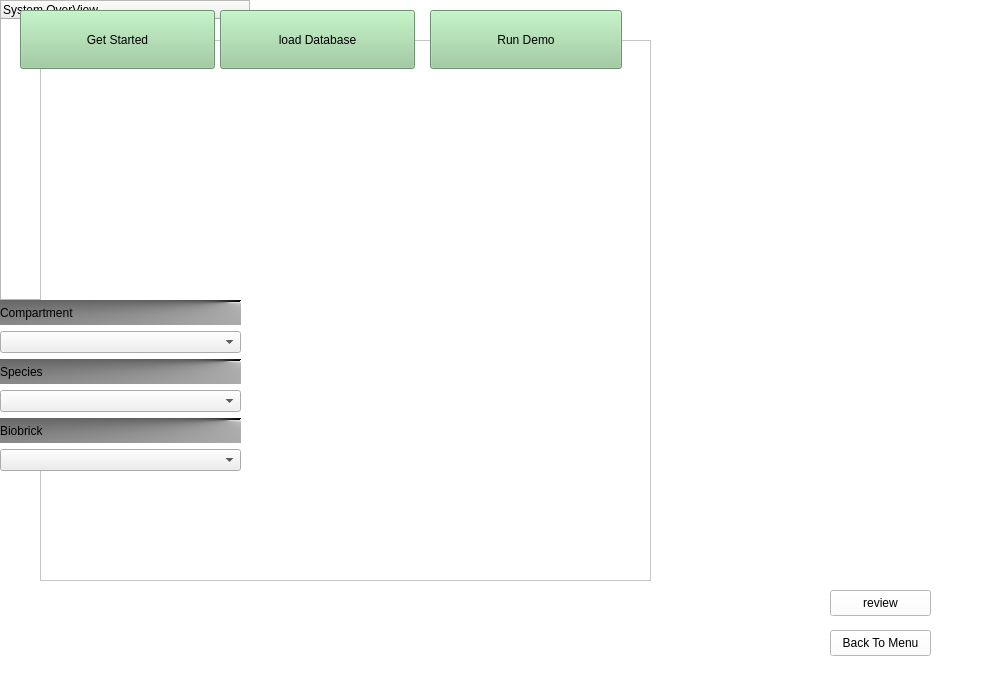
jkdirac/igame, file src/igameUiMort/MainGraphicsView.ui: the form before one commit.
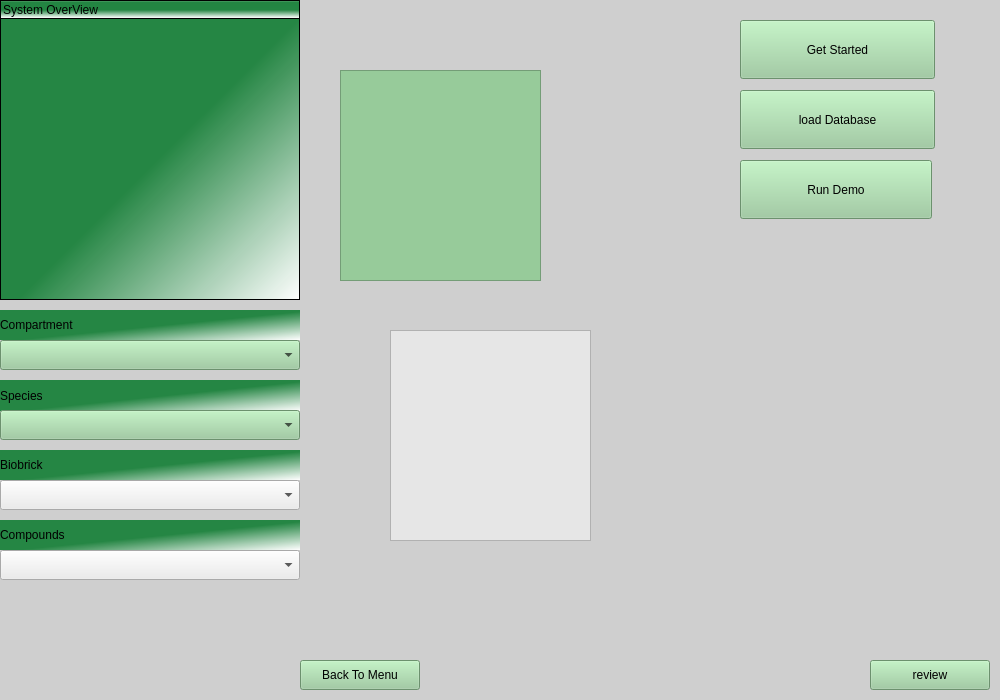
The form after the commit. Icons and pictures are not drawn.

Commit message: modify the color scheme

What changed in the file:
```diff
--- a/src/igameUiMort/MainGraphicsView.ui
+++ b/src/igameUiMort/MainGraphicsView.ui
@@ -35,12 +35,12 @@
    <bool>false</bool>
   </property>
   <property name="styleSheet">
-   <string notr="true">background-color: rgb(255, 255, 255);</string>
+   <string notr="true">background-color: rgb(207, 207, 207);</string>
   </property>
   <widget class="QGraphicsView" name="m_mainGraph">
    <property name="geometry">
     <rect>
-     <x>270</x>
+     <x>340</x>
      <y>70</y>
      <width>201</width>
      <height>211</height>
@@ -70,12 +70,13 @@
     <rect>
      <x>0</x>
      <y>0</y>
-     <width>250</width>
+     <width>300</width>
      <height>300</height>
     </rect>
    </property>
    <property name="styleSheet">
-    <string notr="true">background-color: rgb(ff,ff,ff);
+    <string notr="true">background-color: qlineargradient(spread:reflect, x1:0, y1:0, x2:1, y2:1, stop:0.528889 rgba(35, 133, 66, 251), stop:1 rgba(255, 255, 255, 255));
+border-top-color: rgb(220, 220, 220);
 font: 9pt &quot;Verdana&quot;;</string>
    </property>
    <column>
@@ -87,12 +88,16 @@
   <widget class="QPushButton" name="m_scenNext">
    <property name="geometry">
     <rect>
-     <x>830</x>
-     <y>590</y>
-     <width>101</width>
-     <height>26</height>
+     <x>870</x>
+     <y>660</y>
+     <width>120</width>
+     <height>30</height>
     </rect>
    </property>
+   <property name="styleSheet">
+    <string notr="true">font: 10pt &quot;Verdana&quot;;
+background-color: rgb(151, 203, 154);</string>
+   </property>
    <property name="text">
     <string>review</string>
    </property>
@@ -100,12 +105,16 @@
   <widget class="QPushButton" name="m_scenBack">
    <property name="geometry">
     <rect>
-     <x>830</x>
-     <y>630</y>
-     <width>101</width>
-     <height>26</height>
+     <x>300</x>
+     <y>660</y>
+     <width>120</width>
+     <height>30</height>
     </rect>
    </property>
+   <property name="styleSheet">
+    <string notr="true">font: 10pt &quot;Verdana&quot;;
+background-color: rgb(151, 203, 154);</string>
+   </property>
    <property name="text">
     <string>Back To Menu</string>
    </property>
@@ -113,14 +122,14 @@
   <widget class="QTextBrowser" name="m_fileBrowser">
    <property name="geometry">
     <rect>
-     <x>210</x>
-     <y>310</y>
+     <x>390</x>
+     <y>330</y>
      <width>201</width>
      <height>211</height>
     </rect>
    </property>
    <property name="styleSheet">
-    <string notr="true">background-color: rgb(255, 255, 255);</string>
+    <string notr="true">background-color: rgb(230, 230, 230);</string>
    </property>
   </widget>
   <widget class="QGraphicsView" name="m_logo">
@@ -129,10 +138,10 @@
    </property>
    <property name="geometry">
     <rect>
-     <x>40</x>
-     <y>40</y>
-     <width>611</width>
-     <height>541</height>
+     <x>0</x>
+     <y>0</y>
+     <width>0</width>
+     <height>0</height>
     </rect>
    </property>
    <property name="acceptDrops">
@@ -145,8 +154,8 @@
   <widget class="QPushButton" name="m_loadbase">
    <property name="geometry">
     <rect>
-     <x>220</x>
-     <y>10</y>
+     <x>740</x>
+     <y>90</y>
      <width>195</width>
      <height>59</height>
     </rect>
@@ -171,8 +180,8 @@
    </property>
    <property name="geometry">
     <rect>
-     <x>20</x>
-     <y>10</y>
+     <x>740</x>
+     <y>20</y>
      <width>195</width>
      <height>59</height>
     </rect>
@@ -194,8 +203,8 @@
   <widget class="QPushButton" name="m_runDemo">
    <property name="geometry">
     <rect>
-     <x>430</x>
-     <y>10</y>
+     <x>740</x>
+     <y>160</y>
      <width>192</width>
      <height>59</height>
     </rect>
@@ -214,71 +223,126 @@
     <string>Run Demo</string>
    </property>
   </widget>
-  <widget class="QWidget" name="verticalLayoutWidget">
+  <widget class="QComboBox" name="bio_combx">
    <property name="geometry">
     <rect>
      <x>0</x>
-     <y>300</y>
-     <width>241</width>
-     <height>171</height>
+     <y>480</y>
+     <width>300</width>
+     <height>30</height>
     </rect>
    </property>
-   <layout class="QVBoxLayout" name="verticalLayout">
-    <item>
-     <widget class="QLabel" name="label">
       <property name="styleSheet">
-       <string notr="true">background-color: qconicalgradient(cx:0.944444, cy:0.091, angle:31.5, stop:0 rgba(0, 0, 0, 255), stop:1 rgba(255, 255, 255, 255));
+    <string notr="true">background-color: rgb(236, 236, 236);</string>
+   </property>
+  </widget>
+  <widget class="QLabel" name="label_2">
+   <property name="geometry">
+    <rect>
+     <x>0</x>
+     <y>450</y>
+     <width>300</width>
+     <height>30</height>
+    </rect>
+   </property>
+   <property name="styleSheet">
+    <string notr="true">background-color: qlineargradient(spread:reflect, x1:0, y1:0, x2:1, y2:1, stop:0.528889 rgba(35, 133, 66, 251), stop:1 rgba(255, 255, 255, 255));
 font: 9pt &quot;Verdana&quot;;</string>
       </property>
       <property name="text">
-       <string>Compartment</string>
-      </property>
-     </widget>
-    </item>
-    <item>
-     <widget class="QComboBox" name="com_combx">
-      <property name="styleSheet">
-       <string notr="true">background-color: rgb(239, 239, 239);</string>
-      </property>
-     </widget>
-    </item>
-    <item>
+    <string>Biobrick</string>
+   </property>
+  </widget>
      <widget class="QLabel" name="label_3">
+   <property name="geometry">
+    <rect>
+     <x>0</x>
+     <y>380</y>
+     <width>300</width>
+     <height>31</height>
+    </rect>
+   </property>
       <property name="styleSheet">
-       <string notr="true">background-color: qconicalgradient(cx:0.944444, cy:0.091, angle:31.5, stop:0 rgba(0, 0, 0, 255), stop:1 rgba(255, 255, 255, 255));
+    <string notr="true">background-color: qlineargradient(spread:reflect, x1:0, y1:0, x2:1, y2:1, stop:0.528889 rgba(35, 133, 66, 251), stop:1 rgba(255, 255, 255, 255));
 font: 9pt &quot;Verdana&quot;;</string>
       </property>
       <property name="text">
        <string>Species</string>
       </property>
      </widget>
-    </item>
-    <item>
      <widget class="QComboBox" name="spe_combx">
+   <property name="geometry">
+    <rect>
+     <x>0</x>
+     <y>410</y>
+     <width>300</width>
+     <height>30</height>
+    </rect>
+   </property>
       <property name="styleSheet">
-       <string notr="true">background-color: rgb(240, 240, 240);</string>
-      </property>
-     </widget>
-    </item>
-    <item>
-     <widget class="QLabel" name="label_2">
+    <string notr="true">background-color: rgb(151, 203, 154);</string>
+   </property>
+  </widget>
+  <widget class="QComboBox" name="com_combx">
+   <property name="geometry">
+    <rect>
+     <x>0</x>
+     <y>340</y>
+     <width>300</width>
+     <height>30</height>
+    </rect>
+   </property>
       <property name="styleSheet">
-       <string notr="true">background-color: qconicalgradient(cx:0.944444, cy:0.091, angle:31.5, stop:0 rgba(0, 0, 0, 255), stop:1 rgba(255, 255, 255, 255));
+    <string notr="true">background-color: rgb(151, 203, 154);
+</string>
+   </property>
+  </widget>
+  <widget class="QLabel" name="label">
+   <property name="geometry">
+    <rect>
+     <x>0</x>
+     <y>310</y>
+     <width>300</width>
+     <height>30</height>
+    </rect>
+   </property>
+   <property name="styleSheet">
+    <string notr="true">background-color: qlineargradient(spread:reflect, x1:0, y1:0, x2:1, y2:1, stop:0.528889 rgba(35, 133, 66, 251), stop:1 rgba(255, 255, 255, 255));
 font: 9pt &quot;Verdana&quot;;</string>
       </property>
       <property name="text">
-       <string>Biobrick</string>
-      </property>
-     </widget>
-    </item>
-    <item>
-     <widget class="QComboBox" name="bio_combx">
+    <string>Compartment</string>
+   </property>
+  </widget>
+  <widget class="QLabel" name="label_4">
+   <property name="geometry">
+    <rect>
+     <x>0</x>
+     <y>520</y>
+     <width>300</width>
+     <height>30</height>
+    </rect>
+   </property>
+   <property name="styleSheet">
+    <string notr="true">background-color: qlineargradient(spread:reflect, x1:0, y1:0, x2:1, y2:1, stop:0.528889 rgba(35, 133, 66, 251), stop:1 rgba(255, 255, 255, 255));
+font: 9pt &quot;Verdana&quot;;</string>
+   </property>
+   <property name="text">
+    <string>Compounds</string>
+   </property>
+  </widget>
+  <widget class="QComboBox" name="bio_combx_2">
+   <property name="geometry">
+    <rect>
+     <x>0</x>
+     <y>550</y>
+     <width>300</width>
+     <height>30</height>
+    </rect>
+   </property>
       <property name="styleSheet">
        <string notr="true">background-color: rgb(236, 236, 236);</string>
       </property>
-     </widget>
-    </item>
-   </layout>
   </widget>
  </widget>
  <resources>
```
Lines whose indentation alone changed are shown as unchanged. The commit also changes 3 other files.
